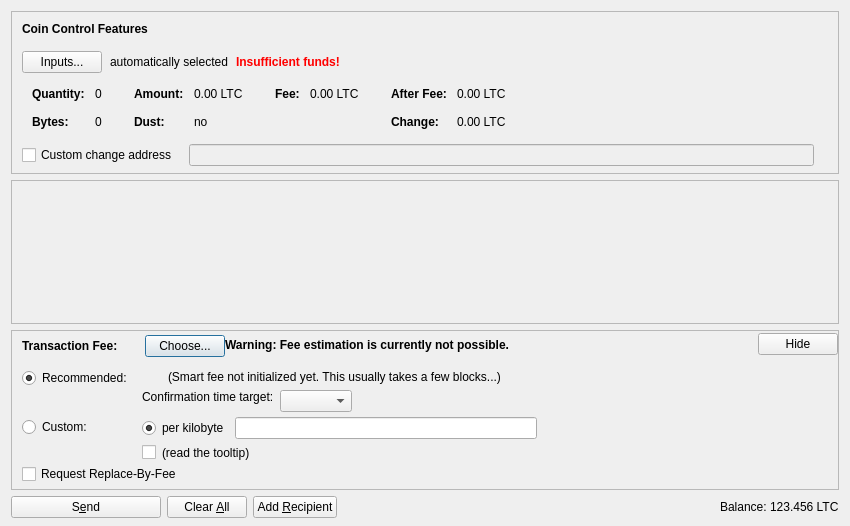
This is src/qt/forms/sendcoinsdialog.ui in experiencecoin/experiencecoin_legacy as Qt 5 draws it before an edit. The edited form follows.
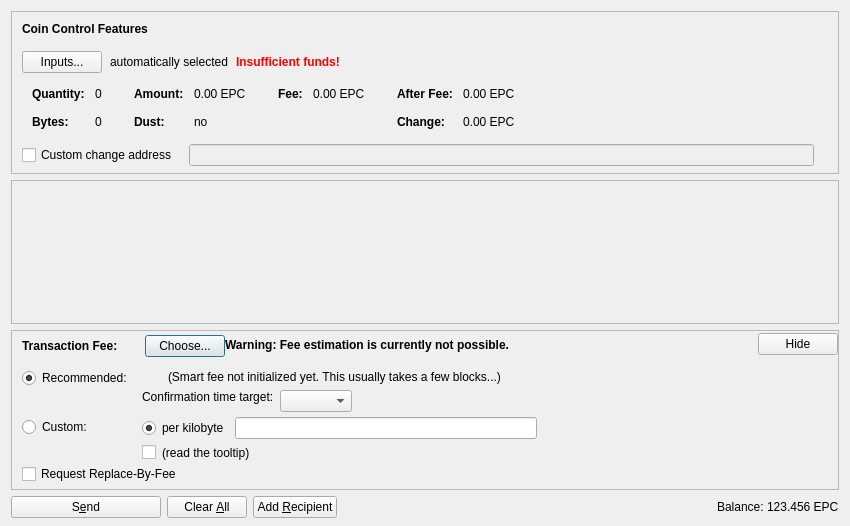
This is the edited form. Icons and pictures are not drawn. Custom widgets are drawn as their Qt base class.

```diff
--- a/src/qt/forms/sendcoinsdialog.ui
+++ b/src/qt/forms/sendcoinsdialog.ui
@@ -324,7 +324,7 @@
                   <enum>Qt::ActionsContextMenu</enum>
                  </property>
                  <property name="text">
-                  <string notr="true">0.00 LTC</string>
+                  <string notr="true">0.00 EPC</string>
                  </property>
                  <property name="textInteractionFlags">
                   <set>Qt::LinksAccessibleByMouse|Qt::TextSelectableByKeyboard|Qt::TextSelectableByMouse</set>
@@ -404,7 +404,7 @@
                   <enum>Qt::ActionsContextMenu</enum>
                  </property>
                  <property name="text">
-                  <string notr="true">0.00 LTC</string>
+                  <string notr="true">0.00 EPC</string>
                  </property>
                  <property name="textInteractionFlags">
                   <set>Qt::LinksAccessibleByMouse|Qt::TextSelectableByKeyboard|Qt::TextSelectableByMouse</set>
@@ -455,7 +455,7 @@
                   <enum>Qt::ActionsContextMenu</enum>
                  </property>
                  <property name="text">
-                  <string notr="true">0.00 LTC</string>
+                  <string notr="true">0.00 EPC</string>
                  </property>
                  <property name="textInteractionFlags">
                   <set>Qt::LinksAccessibleByMouse|Qt::TextSelectableByKeyboard|Qt::TextSelectableByMouse</set>
@@ -484,7 +484,7 @@
                   <enum>Qt::ActionsContextMenu</enum>
                  </property>
                  <property name="text">
-                  <string notr="true">0.00 LTC</string>
+                  <string notr="true">0.00 EPC</string>
                  </property>
                  <property name="textInteractionFlags">
                   <set>Qt::LinksAccessibleByMouse|Qt::TextSelectableByKeyboard|Qt::TextSelectableByMouse</set>
@@ -1253,7 +1253,7 @@
           <cursorShape>IBeamCursor</cursorShape>
          </property>
          <property name="text">
-          <string notr="true">123.456 LTC</string>
+          <string notr="true">123.456 EPC</string>
          </property>
          <property name="textInteractionFlags">
           <set>Qt::LinksAccessibleByMouse|Qt::TextSelectableByKeyboard|Qt::TextSelectableByMouse</set>
```
